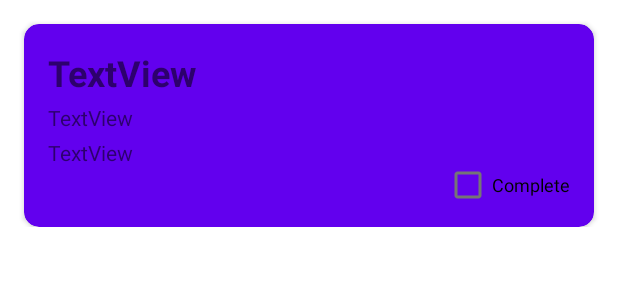
After one commit to samratTBC/Todo-App-Final, an Android app: the layout individual_todo_layout.xml on its own in the app's theme, with its tools: preview values and no code run, on a phone screen of 412 x 824 dp. The commit adds this screen. Shown: the top 300 px of the screen. Run offline under Robolectric (Android 15) with nearby library versions, the phone set to English and light mode, and no system bars.

Commit message:
Created layout for recylerView, updated adapter status.

```diff
--- /dev/null
+++ b/app/src/main/res/layout/individual_todo_layout.xml
@@ -0,0 +1,57 @@
+<?xml version="1.0" encoding="utf-8"?>
+<androidx.constraintlayout.widget.ConstraintLayout xmlns:android="http://schemas.android.com/apk/res/android"
+    xmlns:app="http://schemas.android.com/apk/res-auto"
+    android:layout_width="match_parent"
+    android:layout_height="wrap_content"
+    android:paddingBottom="16dp">
+
+    <androidx.cardview.widget.CardView
+        android:id="@+id/individual_card_todo"
+        android:layout_width="0dp"
+        android:layout_margin="16dp"
+        android:layout_height="wrap_content"
+        app:layout_constraintEnd_toEndOf="parent"
+        app:layout_constraintStart_toStartOf="parent"
+        app:layout_constraintTop_toTopOf="parent"
+        app:cardCornerRadius="10dp"
+        app:cardBackgroundColor="@color/purple_500">
+
+        <LinearLayout
+            android:layout_width="match_parent"
+            android:layout_height="wrap_content"
+            android:id="@+id/text_holders"
+            android:orientation="vertical"
+            android:padding="16dp">
+            <TextView
+                android:id="@+id/title_todo_card"
+                android:layout_width="wrap_content"
+                android:layout_height="wrap_content"
+                android:text="TextView"
+                android:textSize="24sp"
+                android:textStyle="bold"
+                android:layout_marginBottom="4dp"/>
+
+            <TextView
+                android:id="@+id/desc_todo_card"
+                android:layout_width="wrap_content"
+                android:layout_height="wrap_content"
+                android:text="TextView"
+                android:layout_marginBottom="4dp"/>
+
+            <TextView
+                android:id="@+id/date_todo_init_card"
+                android:layout_width="wrap_content"
+                android:layout_height="wrap_content"
+                android:text="TextView" />
+            <CheckBox
+                android:layout_width="wrap_content"
+                android:layout_height="24dp"
+                android:id="@+id/todo_complete_checkbox"
+                android:layout_gravity="end"
+                android:text="@string/Completed"
+                android:textSize="12sp"
+                />
+        </LinearLayout>
+
+    </androidx.cardview.widget.CardView>
+</androidx.constraintlayout.widget.ConstraintLayout>
--- a/app/src/main/res/values/strings.xml
+++ b/app/src/main/res/values/strings.xml
@@ -4,4 +4,5 @@
     <!-- TODO: Remove or change this placeholder text -->
     <string name="hello_blank_fragment">Hello blank fragment</string>
     <string name="when_no_todo_tv">Empty Todo. Add to Create</string>
+    <string name="Completed">Complete</string>
 </resources>
```
Also changed, not shown: app/src/main/java/com/example/todoappfinal/Adapter/TodoListAdapter.java (added, +53 -0 lines), app/src/main/java/com/example/todoappfinal/POJO/Todo.java (added, +63 -0 lines).
